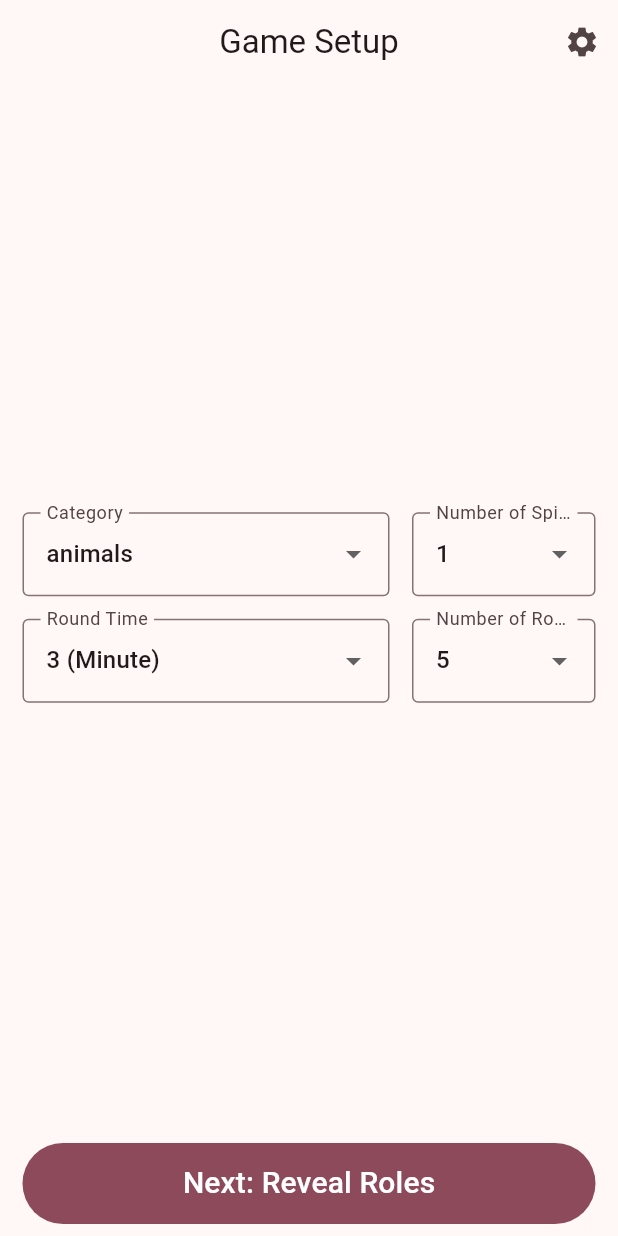
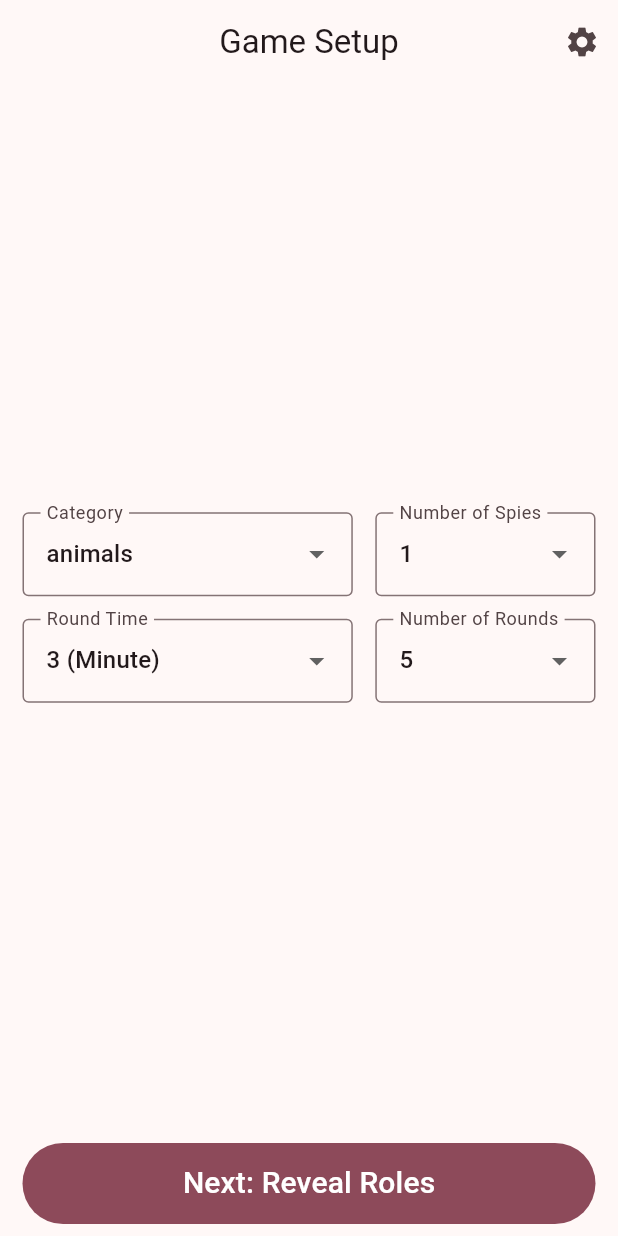
Before and after one commit to TiimmyFTurner/spot_the_spy, a Flutter app: the GameSetupScreen screen opened by its route, on a phone screen of 412 x 824 dp. Run offline on Flutter 3.47's test engine with Material 3 defaults, Android fonts, the phone set to English and light mode, and no system bars; our stand-ins replace flutter_riverpod, freezed_annotation, go_router, riverpod_annotation, shared_preferences; accounts and stored records are empty; generated files the repository leaves out were written again.

Commit message:
change the flex of dropdowns in game setup

```diff
--- a/lib/presentation/screens/game_setup_screen.dart
+++ b/lib/presentation/screens/game_setup_screen.dart
@@ -18,11 +18,6 @@ class GameSetupScreen extends ConsumerStatefulWidget {
 }
 
 class _GameSetupScreenState extends ConsumerState<GameSetupScreen> {
-  @override
-  void initState() {
-    super.initState();
-  }
-
   @override
   Widget build(BuildContext context) {
     Locale locale = Localizations.localeOf(context);
@@ -61,7 +56,7 @@ class _GameSetupScreenState extends ConsumerState<GameSetupScreen> {
                 mainAxisSize: MainAxisSize.min,
                 children: [
                   Expanded(
-                    flex: 2,
+                    flex: 3,
                     child: DropdownButtonFormField<String>(
                       decoration: InputDecoration(
                         border: const OutlineInputBorder(),
@@ -87,6 +82,7 @@ class _GameSetupScreenState extends ConsumerState<GameSetupScreen> {
                   ),
                   SizedBox(width: 15),
                   Expanded(
+                    flex: 2,
                     child: DropdownButtonFormField<int>(
                       decoration: InputDecoration(
                         border: const OutlineInputBorder(),
@@ -114,7 +110,7 @@ class _GameSetupScreenState extends ConsumerState<GameSetupScreen> {
               Row(
                 children: [
                   Expanded(
-                    flex: 2,
+                    flex: 3,
                     child: DropdownButtonFormField<int>(
                       decoration: InputDecoration(
                         border: const OutlineInputBorder(),
@@ -139,8 +135,8 @@ class _GameSetupScreenState extends ConsumerState<GameSetupScreen> {
                     ),
                   ),
                   SizedBox(width: 15),
-
                   Expanded(
+                    flex: 2,
                     child: DropdownButtonFormField<int>(
                       decoration: InputDecoration(
                         border: const OutlineInputBorder(),
@@ -164,7 +160,6 @@ class _GameSetupScreenState extends ConsumerState<GameSetupScreen> {
                   ),
                 ],
               ),
-
               Expanded(child: Container()),
               SizedBox(
                 height: 70,
```
